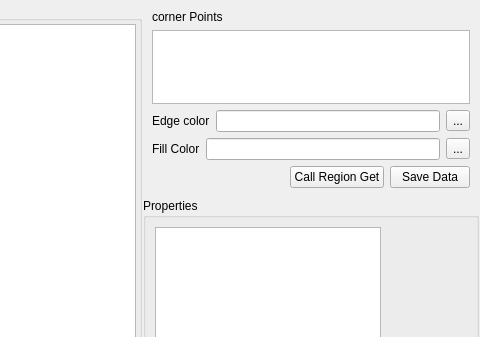
Above: qtvplugin_geomarker/qtvplugin_geomarker.ui from tgut/mercator.qtviewer before the change; both pictures show x 97 to 577 and y 0 to 337 of the 577 by 488 pixel window. Below: the same form after it.
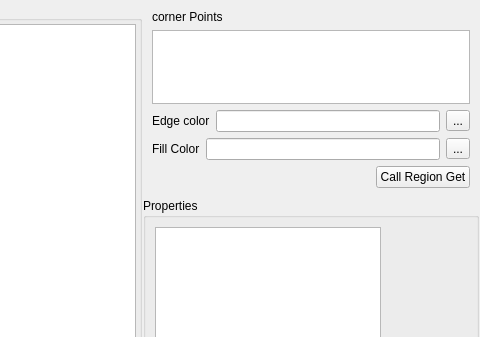
That is the form after the change. The open tabs and pages were chosen to show the change.

What changed in the file:
```diff
--- a/qtvplugin_geomarker/qtvplugin_geomarker.ui
+++ b/qtvplugin_geomarker/qtvplugin_geomarker.ui
@@ -499,13 +499,6 @@
              </property>
             </widget>
            </item>
-           <item>
-            <widget class="QPushButton" name="pushButton_Update">
-             <property name="text">
-              <string>Save Data</string>
-             </property>
-            </widget>
-           </item>
           </layout>
          </item>
         </layout>
```
Left out of the diff: 8 changed lines with no effect on the pictures.
